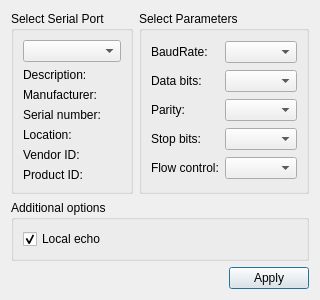
This is settingsdialog.ui in lgrittin/ike_gui as Qt 5 draws it before an edit. The edited form follows.
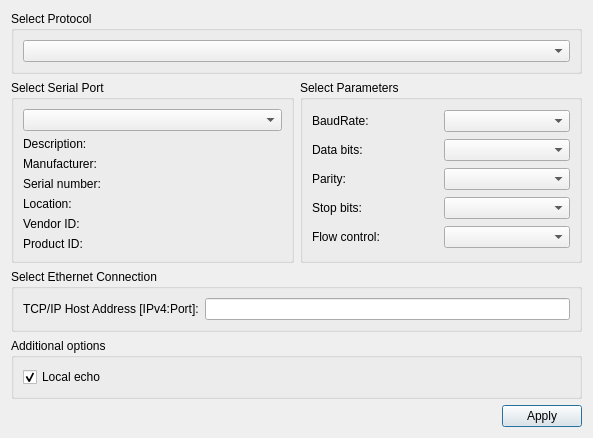
This is the edited form.

```diff
--- a/settingsdialog.ui
+++ b/settingsdialog.ui
@@ -6,15 +6,88 @@
    <rect>
     <x>0</x>
     <y>0</y>
-    <width>281</width>
-    <height>262</height>
+    <width>593</width>
+    <height>390</height>
    </rect>
   </property>
   <property name="windowTitle">
    <string>Settings</string>
   </property>
   <layout class="QGridLayout" name="gridLayout_3">
-   <item row="0" column="1">
+   <item row="3" column="0" colspan="2">
+    <widget class="QGroupBox" name="additionalOptionsGroupBox">
+     <property name="title">
+      <string>Additional options</string>
+     </property>
+     <layout class="QVBoxLayout" name="verticalLayout">
+      <item>
+       <widget class="QCheckBox" name="localEchoCheckBox">
+        <property name="text">
+         <string>Local echo</string>
+        </property>
+        <property name="checked">
+         <bool>true</bool>
+        </property>
+       </widget>
+      </item>
+     </layout>
+    </widget>
+   </item>
+   <item row="1" column="0">
+    <widget class="QGroupBox" name="selectBox">
+     <property name="title">
+      <string>Select Serial Port</string>
+     </property>
+     <layout class="QGridLayout" name="gridLayout">
+      <item row="0" column="0">
+       <widget class="QComboBox" name="serialPortInfoListBox"/>
+      </item>
+      <item row="1" column="0">
+       <widget class="QLabel" name="descriptionLabel">
+        <property name="text">
+         <string>Description:</string>
+        </property>
+       </widget>
+      </item>
+      <item row="2" column="0">
+       <widget class="QLabel" name="manufacturerLabel">
+        <property name="text">
+         <string>Manufacturer:</string>
+        </property>
+       </widget>
+      </item>
+      <item row="3" column="0">
+       <widget class="QLabel" name="serialNumberLabel">
+        <property name="text">
+         <string>Serial number:</string>
+        </property>
+       </widget>
+      </item>
+      <item row="4" column="0">
+       <widget class="QLabel" name="locationLabel">
+        <property name="text">
+         <string>Location:</string>
+        </property>
+       </widget>
+      </item>
+      <item row="5" column="0">
+       <widget class="QLabel" name="vidLabel">
+        <property name="text">
+         <string>Vendor ID:</string>
+        </property>
+       </widget>
+      </item>
+      <item row="6" column="0">
+       <widget class="QLabel" name="pidLabel">
+        <property name="text">
+         <string>Product ID:</string>
+        </property>
+       </widget>
+      </item>
+     </layout>
+    </widget>
+   </item>
+   <item row="1" column="1">
     <widget class="QGroupBox" name="parametersBox">
      <property name="title">
       <string>Select Parameters</string>
@@ -73,61 +146,7 @@
      </layout>
     </widget>
    </item>
-   <item row="0" column="0">
-    <widget class="QGroupBox" name="selectBox">
-     <property name="title">
-      <string>Select Serial Port</string>
-     </property>
-     <layout class="QGridLayout" name="gridLayout">
-      <item row="0" column="0">
-       <widget class="QComboBox" name="serialPortInfoListBox"/>
-      </item>
-      <item row="1" column="0">
-       <widget class="QLabel" name="descriptionLabel">
-        <property name="text">
-         <string>Description:</string>
-        </property>
-       </widget>
-      </item>
-      <item row="2" column="0">
-       <widget class="QLabel" name="manufacturerLabel">
-        <property name="text">
-         <string>Manufacturer:</string>
-        </property>
-       </widget>
-      </item>
-      <item row="3" column="0">
-       <widget class="QLabel" name="serialNumberLabel">
-        <property name="text">
-         <string>Serial number:</string>
-        </property>
-       </widget>
-      </item>
-      <item row="4" column="0">
-       <widget class="QLabel" name="locationLabel">
-        <property name="text">
-         <string>Location:</string>
-        </property>
-       </widget>
-      </item>
-      <item row="5" column="0">
-       <widget class="QLabel" name="vidLabel">
-        <property name="text">
-         <string>Vendor ID:</string>
-        </property>
-       </widget>
-      </item>
-      <item row="6" column="0">
-       <widget class="QLabel" name="pidLabel">
-        <property name="text">
-         <string>Product ID:</string>
-        </property>
-       </widget>
-      </item>
-     </layout>
-    </widget>
-   </item>
-   <item row="2" column="0" colspan="2">
+   <item row="4" column="0" colspan="2">
     <layout class="QHBoxLayout" name="horizontalLayout">
      <item>
       <spacer name="horizontalSpacer">
@@ -151,21 +170,33 @@
      </item>
     </layout>
    </item>
-   <item row="1" column="0" colspan="2">
-    <widget class="QGroupBox" name="additionalOptionsGroupBox">
+   <item row="2" column="0" colspan="2">
+    <widget class="QGroupBox" name="tcpGroupBox">
      <property name="title">
-      <string>Additional options</string>
+      <string>Select Ethernet Connection</string>
      </property>
-     <layout class="QVBoxLayout" name="verticalLayout">
-      <item>
-       <widget class="QCheckBox" name="localEchoCheckBox">
+     <layout class="QGridLayout" name="gridLayout_5">
+      <item row="1" column="0">
+       <widget class="QLabel" name="ipPortLabel">
         <property name="text">
-         <string>Local echo</string>
-        </property>
-        <property name="checked">
-         <bool>true</bool>
+         <string>TCP/IP Host Address [IPv4:Port]:</string>
         </property>
        </widget>
+      </item>
+      <item row="1" column="1">
+       <widget class="QLineEdit" name="ipPortLineEdit"/>
+      </item>
+     </layout>
+    </widget>
+   </item>
+   <item row="0" column="0" colspan="2">
+    <widget class="QGroupBox" name="protocolGroupBox">
+     <property name="title">
+      <string>Select Protocol</string>
+     </property>
+     <layout class="QGridLayout" name="gridLayout_4">
+      <item row="0" column="0">
+       <widget class="QComboBox" name="protocolListBox"/>
       </item>
      </layout>
     </widget>
```
